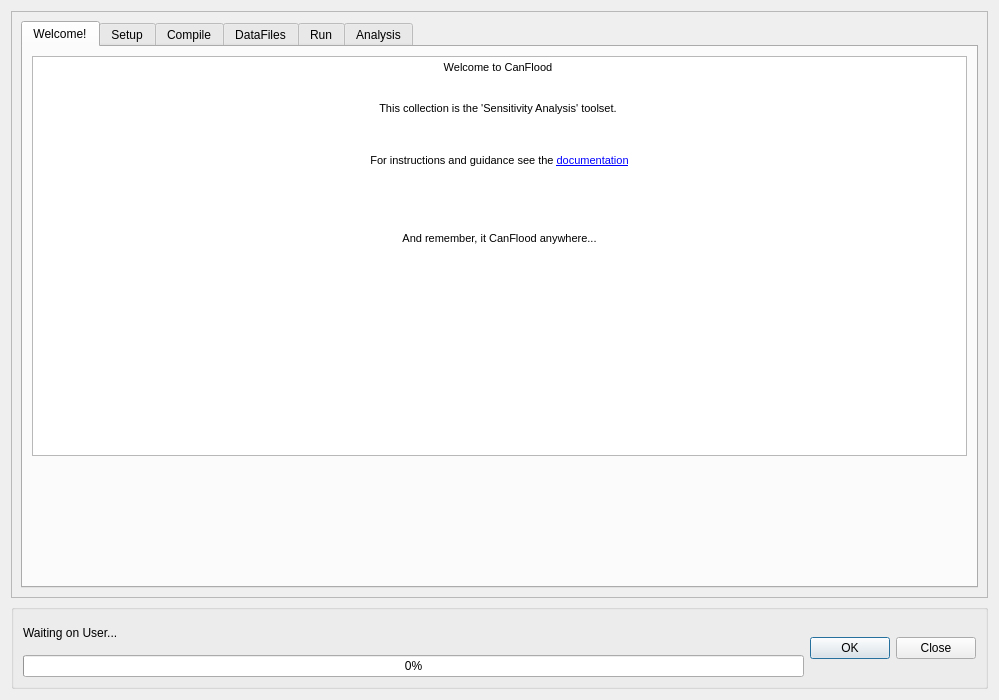
Before: the Qt Designer form canflood/sensi/sensi.ui in NRCan/CanFlood, drawn with Qt 5.
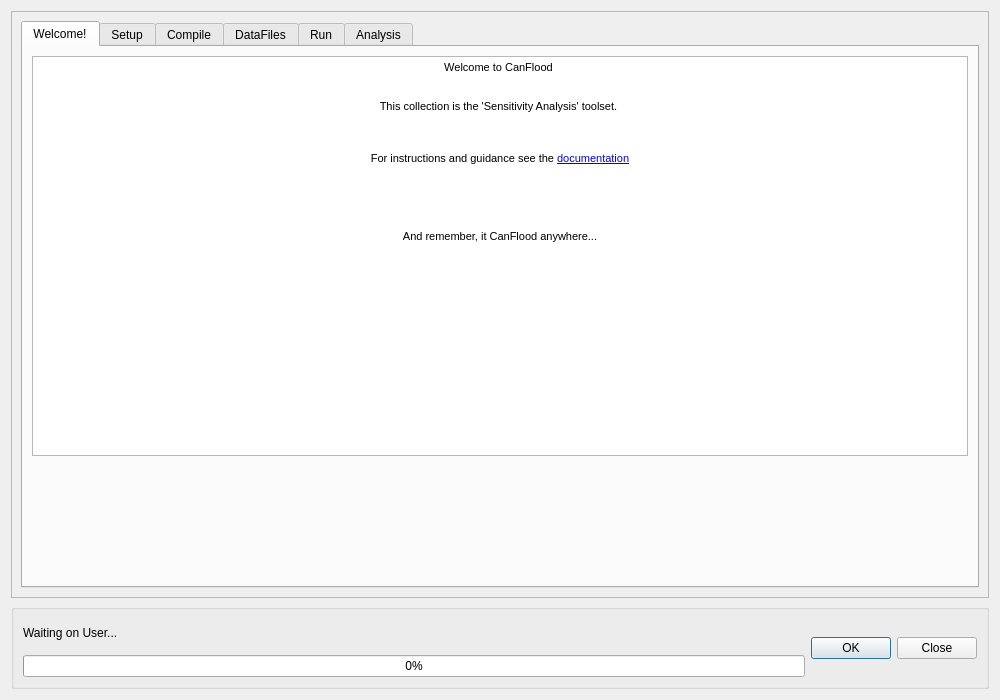
After: the same form once the commit is applied. Icons and pictures are not drawn.

```diff
--- a/canflood/sensi/sensi.ui
+++ b/canflood/sensi/sensi.ui
@@ -6,7 +6,7 @@
    <rect>
     <x>0</x>
     <y>0</y>
-    <width>999</width>
+    <width>1000</width>
     <height>700</height>
    </rect>
   </property>
@@ -63,8 +63,8 @@
        <rect>
         <x>0</x>
         <y>0</y>
-        <width>979</width>
-        <height>590</height>
+        <width>980</width>
+        <height>593</height>
        </rect>
       </property>
       <property name="sizePolicy">
@@ -141,7 +141,7 @@
               <string>&lt;!DOCTYPE HTML PUBLIC &quot;-//W3C//DTD HTML 4.0//EN&quot; &quot;http://www.w3.org/TR/REC-html40/strict.dtd&quot;&gt;
 &lt;html&gt;&lt;head&gt;&lt;meta name=&quot;qrichtext&quot; content=&quot;1&quot; /&gt;&lt;style type=&quot;text/css&quot;&gt;
 p, li { white-space: pre-wrap; }
-&lt;/style&gt;&lt;/head&gt;&lt;body style=&quot; font-family:'MS Shell Dlg 2'; font-size:9.75pt; font-weight:400; font-style:normal;&quot;&gt;
+&lt;/style&gt;&lt;/head&gt;&lt;body style=&quot; font-family:'MS Shell Dlg 2'; font-size:8.25pt; font-weight:400; font-style:normal;&quot;&gt;
 &lt;p align=&quot;center&quot; style=&quot; margin-top:0px; margin-bottom:0px; margin-left:0px; margin-right:0px; -qt-block-indent:0; text-indent:0px;&quot;&gt;&lt;span style=&quot; font-size:8pt;&quot;&gt;Welcome to CanFlood &lt;/span&gt;&lt;/p&gt;
 &lt;p align=&quot;center&quot; style=&quot; margin-top:0px; margin-bottom:0px; margin-left:0px; margin-right:0px; -qt-block-indent:0; text-indent:0px;&quot;&gt;&lt;img src=&quot;:/plugins/canflood_inprep/icons/logo_20210419_100x66.png&quot; /&gt;&lt;/p&gt;
 &lt;p align=&quot;center&quot; style=&quot;-qt-paragraph-type:empty; margin-top:0px; margin-bottom:0px; margin-left:0px; margin-right:0px; -qt-block-indent:0; text-indent:0px; font-size:8pt;&quot;&gt;&lt;br /&gt;&lt;/p&gt;
@@ -149,15 +149,15 @@
 &lt;p align=&quot;center&quot; style=&quot;-qt-paragraph-type:empty; margin-top:0px; margin-bottom:0px; margin-left:0px; margin-right:0px; -qt-block-indent:0; text-indent:0px; font-size:8pt;&quot;&gt;&lt;br /&gt;&lt;/p&gt;
 &lt;p align=&quot;center&quot; style=&quot;-qt-paragraph-type:empty; margin-top:0px; margin-bottom:0px; margin-left:0px; margin-right:0px; -qt-block-indent:0; text-indent:0px; font-size:8pt;&quot;&gt;&lt;br /&gt;&lt;/p&gt;
 &lt;p align=&quot;center&quot; style=&quot;-qt-paragraph-type:empty; margin-top:0px; margin-bottom:0px; margin-left:0px; margin-right:0px; -qt-block-indent:0; text-indent:0px; font-size:8pt;&quot;&gt;&lt;br /&gt;&lt;/p&gt;
-&lt;p align=&quot;center&quot; style=&quot; margin-top:0px; margin-bottom:0px; margin-left:0px; margin-right:0px; -qt-block-indent:0; text-indent:0px;&quot;&gt;&lt;span style=&quot; font-size:8.25pt;&quot;&gt;For instructions and guidance see the &lt;/span&gt;&lt;a href=&quot;https://canflood.readthedocs.io/en/latest/&quot;&gt;&lt;span style=&quot; font-size:8pt; text-decoration: underline; color:#0000ff;&quot;&gt;documentation&lt;/span&gt;&lt;/a&gt;&lt;/p&gt;
+&lt;p align=&quot;center&quot; style=&quot; margin-top:0px; margin-bottom:0px; margin-left:0px; margin-right:0px; -qt-block-indent:0; text-indent:0px;&quot;&gt;For instructions and guidance see the &lt;a href=&quot;https://canflood.readthedocs.io/en/latest/&quot;&gt;&lt;span style=&quot; font-size:8pt; text-decoration: underline; color:#0000ff;&quot;&gt;documentation&lt;/span&gt;&lt;/a&gt;&lt;/p&gt;
 &lt;p align=&quot;center&quot; style=&quot;-qt-paragraph-type:empty; margin-top:0px; margin-bottom:0px; margin-left:0px; margin-right:0px; -qt-block-indent:0; text-indent:0px; font-size:8pt;&quot;&gt;&lt;br /&gt;&lt;/p&gt;
-&lt;p align=&quot;center&quot; style=&quot;-qt-paragraph-type:empty; margin-top:0px; margin-bottom:0px; margin-left:0px; margin-right:0px; -qt-block-indent:0; text-indent:0px; font-size:8.25pt;&quot;&gt;&lt;br /&gt;&lt;/p&gt;
+&lt;p align=&quot;center&quot; style=&quot;-qt-paragraph-type:empty; margin-top:0px; margin-bottom:0px; margin-left:0px; margin-right:0px; -qt-block-indent:0; text-indent:0px;&quot;&gt;&lt;br /&gt;&lt;/p&gt;
 &lt;p align=&quot;center&quot; style=&quot;-qt-paragraph-type:empty; margin-top:0px; margin-bottom:0px; margin-left:0px; margin-right:0px; -qt-block-indent:0; text-indent:0px; font-size:8pt;&quot;&gt;&lt;br /&gt;&lt;/p&gt;
 &lt;p style=&quot;-qt-paragraph-type:empty; margin-top:0px; margin-bottom:0px; margin-left:0px; margin-right:0px; -qt-block-indent:0; text-indent:0px; font-size:8pt;&quot;&gt;&lt;br /&gt;&lt;/p&gt;
 &lt;p align=&quot;center&quot; style=&quot;-qt-paragraph-type:empty; margin-top:0px; margin-bottom:0px; margin-left:0px; margin-right:0px; -qt-block-indent:0; text-indent:0px; font-size:8pt;&quot;&gt;&lt;br /&gt;&lt;/p&gt;
 &lt;p align=&quot;center&quot; style=&quot; margin-top:0px; margin-bottom:0px; margin-left:0px; margin-right:0px; -qt-block-indent:0; text-indent:0px;&quot;&gt;&lt;span style=&quot; font-size:8pt;&quot;&gt;And remember, it CanFlood anywhere...&lt;/span&gt;&lt;/p&gt;
 &lt;p align=&quot;center&quot; style=&quot;-qt-paragraph-type:empty; margin-top:0px; margin-bottom:0px; margin-left:0px; margin-right:0px; -qt-block-indent:0; text-indent:0px; font-size:8pt;&quot;&gt;&lt;br /&gt;&lt;/p&gt;
-&lt;p align=&quot;center&quot; style=&quot;-qt-paragraph-type:empty; margin-top:0px; margin-bottom:0px; margin-left:0px; margin-right:0px; -qt-block-indent:0; text-indent:0px; font-size:8.25pt;&quot;&gt;&lt;br /&gt;&lt;/p&gt;
+&lt;p align=&quot;center&quot; style=&quot;-qt-paragraph-type:empty; margin-top:0px; margin-bottom:0px; margin-left:0px; margin-right:0px; -qt-block-indent:0; text-indent:0px;&quot;&gt;&lt;br /&gt;&lt;/p&gt;
 &lt;p align=&quot;center&quot; style=&quot;-qt-paragraph-type:empty; margin-top:0px; margin-bottom:0px; margin-left:0px; margin-right:0px; -qt-block-indent:0; text-indent:0px; font-size:7.8pt;&quot;&gt;&lt;br /&gt;&lt;/p&gt;&lt;/body&gt;&lt;/html&gt;</string>
              </property>
              <property name="openExternalLinks">
```
